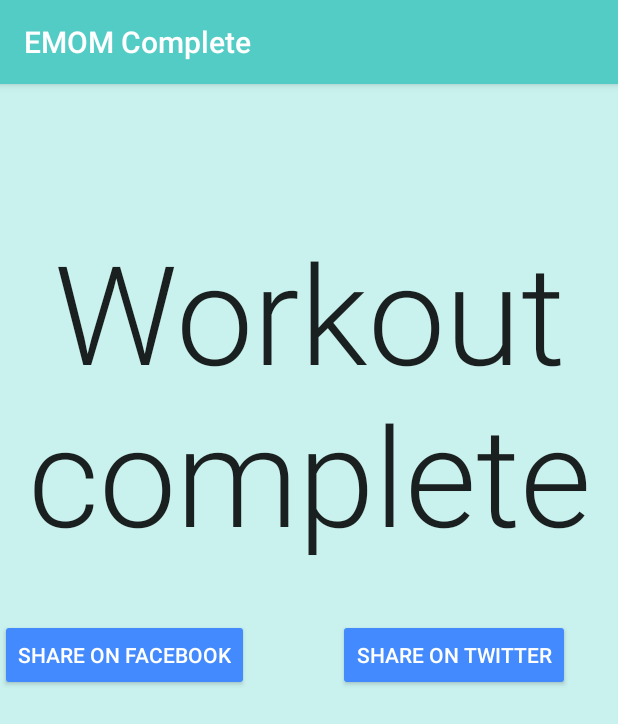
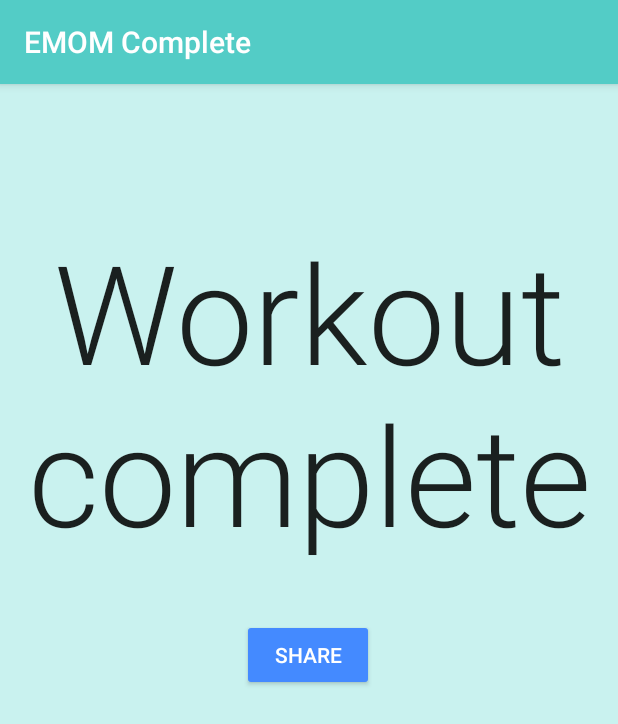
Before and after one commit to danielpape/EMOM, an Android app: the CompletedActivity screen opened directly, with no data from a screen before it, on a phone screen of 412 x 824 dp. Shown: the top 724 px of the screen. Run offline under Robolectric (Android 15) with nearby library versions, the phone set to English and light mode, and no system bars.

Commit message:
Added universal share button on completed activity

```diff
--- a/app/build.gradle
+++ b/app/build.gradle
@@ -19,6 +19,9 @@ android {
     }
     productFlavors {
     }
+    repositories {
+        mavenCentral()
+    }
 }
 
 dependencies {
@@ -32,6 +35,7 @@ dependencies {
     compile 'com.google.android.gms:play-services-analytics:10.0.1'
     testCompile 'junit:junit:4.12'
     compile 'com.android.support:design:25.3.1'
+    compile 'com.facebook.android:facebook-android-sdk:4.+'
 }
 
 apply plugin: 'com.google.gms.google-services'
--- a/app/src/main/AndroidManifest.xml
+++ b/app/src/main/AndroidManifest.xml
@@ -4,6 +4,10 @@
 
     <uses-permission android:name="android.permission.INTERNET" />
     <uses-permission android:name="android.permission.ACCESS_NETWORK_STATE" />
+
+    <provider android:authorities="com.facebook.app.FacebookContentProvider1147455498694515"
+        android:name="com.facebook.FacebookContentProvider"
+        android:exported="true" />
 
     <application
         android:name=".EMOM"
@@ -12,6 +16,7 @@
         android:label="EMOM"
         android:supportsRtl="true"
         android:theme="@style/AppTheme">
+        <meta-data android:name="com.facebook.sdk.ApplicationId" android:value="@string/facebook_app_id"/>
         <activity
             android:name=".MainActivityOptions"
             android:label="EMOM"
--- a/app/src/main/res/layout/activity_completed.xml
+++ b/app/src/main/res/layout/activity_completed.xml
@@ -29,26 +29,17 @@
         android:id="@+id/twitterShareButton"
         android:layout_width="wrap_content"
         android:layout_height="wrap_content"
-        android:layout_marginLeft="59dp"
+        android:layout_marginLeft="8dp"
+        android:layout_marginRight="8dp"
         android:layout_marginTop="36dp"
         android:layout_weight="0.10"
         android:backgroundTint="@color/colorAccent"
-        android:onClick="twitterButtonTapped"
-        android:text="Share on Twitter"
+        android:onClick="shareButtonTapped"
+        android:text="Share"
         android:textColor="@color/common_google_signin_btn_text_dark_pressed"
-        app:layout_constraintLeft_toRightOf="@+id/button2"
+        app:layout_constraintHorizontal_bias="0.497"
+        app:layout_constraintLeft_toLeftOf="parent"
+        app:layout_constraintRight_toRightOf="parent"
         app:layout_constraintTop_toBottomOf="@+id/textView2" />
 
-    <Button
-        android:id="@+id/button2"
-        android:layout_width="wrap_content"
-        android:layout_height="wrap_content"
-        android:layout_marginTop="36dp"
-        android:layout_weight="0.10"
-        android:backgroundTint="@color/colorAccent"
-        android:text="Share on Facebook"
-        android:textColor="@color/common_google_signin_btn_text_dark_default"
-        app:layout_constraintTop_toBottomOf="@+id/textView2"
-        tools:layout_editor_absoluteX="16dp" />
-
 </android.support.constraint.ConstraintLayout>
--- a/app/src/main/res/values/strings.xml
+++ b/app/src/main/res/values/strings.xml
@@ -12,4 +12,5 @@
     <string name="start_workout">Start Workout</string>
     <string name="timer_will_count_you_down_into_each_period_work_when_the_screen_is_green_rest_when_the_screen_is_red">Timer will count you down into each period. Work when the screen is green, rest when the screen is red.</string>
     <string name="workout_length">Workout length</string>
+    <string name="facebook_app_id">1147455498694515</string>
 </resources>
```
Also changed, not shown: app/src/main/java/com/danielpape/EMOM/CompletedActivity.java (+18 -11 lines).
